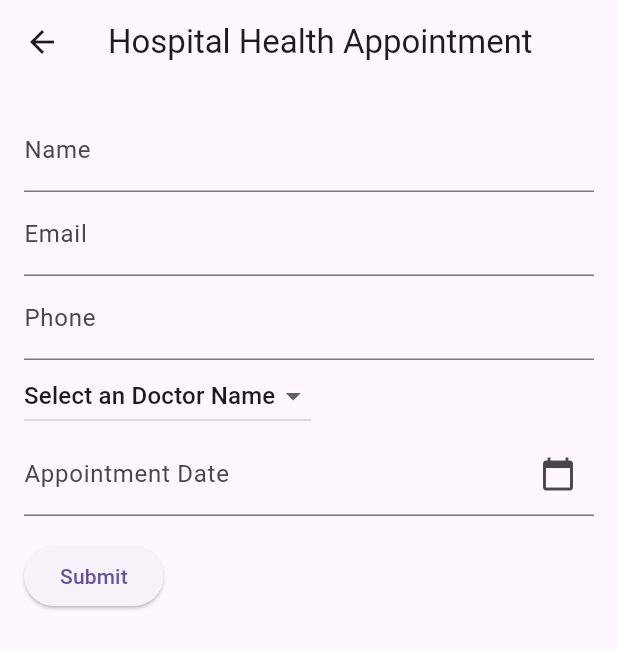
After one commit to MDRifatkhan333/helth_management, a Flutter app: the screen it shows after launch, after a tap on "LOGIN", after a tap on "Appointments", on a phone screen of 412 x 824 dp. The commit adds this screen. Shown: the top 649 px of the screen. Run offline on Flutter 3.47's test engine with Material 3 defaults, Android fonts, the phone set to English and light mode, and no system bars; our stand-ins replace connectivity, flutter_svg, fluttertoast, get; network calls fail.

Commit message:
before defance

```diff
--- a/lib/constants/images.dart
+++ b/lib/constants/images.dart
@@ -1,2 +1,4 @@
 const login_image = "assets/images/login_image.svg";
 const signup_image = "assets/images/signup_image.svg";
+const phone = "assets/images/phone-call.svg";
+const bg = "assets/images/bg.jpg";
--- /dev/null
+++ b/lib/form/appoinment.dart
@@ -0,0 +1,148 @@
+import 'package:flutter/material.dart';
+
+class Appoinmentform extends StatefulWidget {
+  const Appoinmentform({super.key});
+  @override
+  State<Appoinmentform> createState() => _AppoinmentformState();
+}
+
+class _AppoinmentformState extends State<Appoinmentform> {
+  final _formKey = GlobalKey<FormState>();
+
+  TextEditingController _nameController = TextEditingController();
+  TextEditingController _emailController = TextEditingController();
+  TextEditingController _phoneController = TextEditingController();
+  TextEditingController _dateController = TextEditingController();
+  @override
+  Widget build(BuildContext context) {
+    return Scaffold(
+      appBar: AppBar(
+        title: Text('Hospital Health Appointment'),
+      ),
+      body: Padding(
+        padding: EdgeInsets.all(16.0),
+        child: Form(
+          key: _formKey,
+          child: Column(
+            crossAxisAlignment: CrossAxisAlignment.start,
+            children: <Widget>[
+              TextFormField(
+                controller: _nameController,
+                validator: (value) {
+                  if (value!.isEmpty) {
+                    return 'Please enter your name';
+                  }
+                  return null;
+                },
+                decoration: InputDecoration(
+                  labelText: 'Name',
+                ),
+              ),
+              TextFormField(
+                controller: _emailController,
+                validator: (value) {
+                  if (value!.isEmpty) {
+                    return 'Please enter your email';
+                  }
+                  // You can add more sophisticated email validation if needed
+                  return null;
+                },
+                decoration: InputDecoration(
+                  labelText: 'Email',
+                ),
+              ),
+              TextFormField(
+                controller: _phoneController,
+                validator: (value) {
+                  if (value!.isEmpty) {
+                    return 'Please enter your phone number';
+                  }
+                  // You can add more sophisticated phone number validation if needed
+                  return null;
+                },
+                decoration: InputDecoration(
+                  labelText: 'Phone',
+                ),
+              ),
+              Column(
+                children: [
+                  DropdownWidget(),
+                ],
+              ),
+              TextFormField(
+                controller: _dateController,
+                validator: (value) {
+                  if (value!.isEmpty) {
+                    return 'Please select appointment date';
+                  }
+                  // You can add more sophisticated date validation if needed
+                  return null;
+                },
+                decoration: InputDecoration(
+                  labelText: 'Appointment Date',
+                  suffixIcon: IconButton(
+                    icon: Icon(Icons.calendar_today),
+                    onPressed: () {
+                      // Implement date picker
+                    },
+                  ),
+                ),
+              ),
+              const SizedBox(height: 16.0),
+              ElevatedButton(
+                onPressed: () {
+                  if (_formKey.currentState!.validate()) {
+                    // Process form data
+                  }
+                },
+                child: const Text('Submit'),
+              ),
+            ],
+          ),
+        ),
+      ),
+    );
+  }
+}
+
+class DropdownWidget extends StatefulWidget {
+  @override
+  _DropdownWidgetState createState() => _DropdownWidgetState();
+}
+
+class _DropdownWidgetState extends State<DropdownWidget> {
+  late String _selectedItem;
+
+  @override
+  void initState() {
+    super.initState();
+    // Initialize _selectedItem with the first item in the list
+    _selectedItem = 'Select an Doctor Name';
+  }
+
+  @override
+  Widget build(BuildContext context) {
+    return DropdownButton<String>(
+      value: _selectedItem,
+      onChanged: (String? newValue) {
+        if (newValue != null) {
+          setState(() {
+            _selectedItem = newValue;
+          });
+        }
+      },
+      items: <String>[
+        'Select an Doctor Name',
+        'Dr. ABC',
+        'Dr. XYZ',
+        'Dr. PQR',
+        'Dr. LMN',
+      ].map<DropdownMenuItem<String>>((String value) {
+        return DropdownMenuItem<String>(
+          value: value,
+          child: Text(value),
+        );
+      }).toList(),
+    );
+  }
+}
--- a/lib/main.dart
+++ b/lib/main.dart
@@ -1,4 +1,7 @@
+import 'dart:async';
 import 'package:flutter/material.dart';
+import 'package:flutter_svg/svg.dart';
+import 'package:helth_management/constants/images.dart';
 import 'package:helth_management/screens/LoginPage.dart';
 import 'package:helth_management/widgets/DashboardTiles.dart';
 
@@ -7,21 +10,116 @@ void main() {
 }
 
 class MyApp extends StatelessWidget {
-  // This widget is the root of your application.
   @override
   Widget build(BuildContext context) {
     return MaterialApp(
-      title: 'Flutter Demo',
+      debugShowCheckedModeBanner: false,
+      title: 'Health Management App',
       theme: ThemeData(
-          primarySwatch: Colors.pink,
-          primaryColor: Colors.deepPurple,
-          visualDensity: VisualDensity.adaptivePlatformDensity,
-          fontFamily: 'Poppins'),
-      home: DashboardTiles(
-        username: 'John Doe',
-        userId: '1',
+        primarySwatch: Colors.blue,
       ),
-      debugShowCheckedModeBanner: false,
+      home: SplashScreen(),
     );
   }
 }
+
+class SplashScreen extends StatefulWidget {
+  @override
+  _SplashScreenState createState() => _SplashScreenState();
+}
+
+class _SplashScreenState extends State<SplashScreen> {
+  @override
+  void initState() {
+    super.initState();
+    Timer(Duration(seconds: 3), () {
+      // Navigate to the next screen after 3 seconds
+      Navigator.of(context).pushReplacement(
+        MaterialPageRoute(
+          builder: (context) => LoginPage(),
+          // builder: (context) => const DashboardTiles(
+          //   username: 'E-CARE',
+          //   userId: '1',
+          // ),
+        ),
+      );
+    });
+  }
+
+  @override
+  Widget build(BuildContext context) {
+    return Scaffold(
+      backgroundColor: Colors.blue,
+      body: Container(
+        decoration: BoxDecoration(
+          image: DecorationImage(
+            image: AssetImage(bg),
+            fit: BoxFit.cover,
+          ),
+        ),
+        child: Center(
+          child: Column(
+            mainAxisAlignment: MainAxisAlignment.center,
+            children: [
+              //FlutterLogo(size: 100),
+              SizedBox(height: 20),
+              Text(
+                'Welcome to ',
+                style: TextStyle(
+                  color: Colors.white,
+                  fontSize: 14,
+                  fontWeight: FontWeight.bold,
+                ),
+              ),
+
+              Text(
+                'Hospital  Management App!',
+                style: TextStyle(
+                  color: Color.fromARGB(255, 91, 57, 214),
+                  fontSize: 24,
+                  fontWeight: FontWeight.bold,
+                ),
+              ),
+              SizedBox(height: 10),
+              Row(
+                mainAxisAlignment: MainAxisAlignment.center,
+                children: [
+                  SvgPicture.asset(
+                    phone,
+                    height: 25,
+                  ),
+                  Text(
+                    '  123-456-7890',
+                    style: TextStyle(
+                      color: Colors.white,
+                      fontSize: 16,
+                      fontWeight: FontWeight.bold,
+                    ),
+                  ),
+                ],
+              ),
+
+              CircularProgressIndicator(
+                valueColor: AlwaysStoppedAnimation<Color>(Colors.white),
+              ),
+            ],
+          ),
+        ),
+      ),
+    );
+  }
+}
+
+class HomeScreen extends StatelessWidget {
+  @override
+  Widget build(BuildContext context) {
+    return Scaffold(
+      appBar: AppBar(
+        title: Text('Home Screen'),
+      ),
+      body: Center(
+        child: Text('Welcome to Home Screen!'),
+      ),
+    );
+  }
+}
--- a/lib/widgets/DashboardTiles.dart
+++ b/lib/widgets/DashboardTiles.dart
@@ -1,5 +1,7 @@
 import 'package:flutter/material.dart';
 import 'package:helth_management/constants/colors.dart';
+import 'package:helth_management/form/LabTestList.dart';
+import 'package:helth_management/form/appoinment.dart';
 import 'package:helth_management/screens/Appointments.dart';
 import 'package:helth_management/screens/History.dart';
 import 'package:helth_management/screens/LabReports.dart';
@@ -28,7 +30,7 @@ class _DashboardTilesState extends State<DashboardTiles> {
       children: <Widget>[
         Container(
           decoration: BoxDecoration(
-              gradient: LinearGradient(
+              gradient: const LinearGradient(
                   colors: [
                     Colors.purple,
                     Colors.pinkAccent,
@@ -45,13 +47,13 @@ class _DashboardTilesState extends State<DashboardTiles> {
             mainAxisAlignment: MainAxisAlignment.center,
             children: [
               Text(
-                'Welcome ${widget.username},',
-                style: TextStyle(
+                'Welcome ${widget.username}',
+                style: const TextStyle(
                     fontSize: 30,
                     fontWeight: FontWeight.w500,
                     color: Colors.white),
               ),
-              Row(
+              const Row(
                 mainAxisAlignment: MainAxisAlignment.center,
                 children: [
                   Text(
@@ -77,11 +79,8 @@ class _DashboardTilesState extends State<DashboardTiles> {
               children: <Widget>[
                 GestureDetector(
                   onTap: () {
-                    Navigator.push(
-                        context,
-                        MaterialPageRoute(
-                            builder: (_) =>
-                                Appointments(userId: widget.userId)));
+                    Navigator.push(context,
+                        MaterialPageRoute(builder: (_) => Appoinmentform()));
                   },
                   child: Card(
                     margin: const EdgeInsets.all(10),
@@ -93,7 +92,8 @@ class _DashboardTilesState extends State<DashboardTiles> {
                         crossAxisAlignment: CrossAxisAlignment.center,
                         mainAxisAlignment: MainAxisAlignment.spaceEvenly,
                         children: [
-                          Icon(Icons.home, size: 50, color: primaryColor),
+                          Icon(Icons.note_alt_rounded,
+                              size: 50, color: primaryColor),
                           Text(
                             'Appointments',
                             style: TextStyle(
@@ -107,9 +107,12 @@ class _DashboardTilesState extends State<DashboardTiles> {
                 GestureDetector(
                   onTap: () {
                     Navigator.push(
-                        context,
-                        MaterialPageRoute(
-                            builder: (_) => LabTests(userId: widget.userId)));
+                      context,
+                      MaterialPageRoute(
+                        // builder: (_) => LabTests(userId: widget.userId),
+                        builder: (_) => HealthLabTestList(),
+                      ),
+                    );
                   },
                   child: Card(
                     margin: const EdgeInsets.all(10),
@@ -121,7 +124,8 @@ class _DashboardTilesState extends State<DashboardTiles> {
                         crossAxisAlignment: CrossAxisAlignment.center,
                         mainAxisAlignment: MainAxisAlignment.spaceEvenly,
                         children: [
-                          Icon(Icons.home, size: 50, color: primaryColor),
+                          Icon(Icons.local_pharmacy,
+                              size: 50, color: primaryColor),
                           Text(
                             'Lab Tests',
                             style: TextStyle(
@@ -135,22 +139,23 @@ class _DashboardTilesState extends State<DashboardTiles> {
                 GestureDetector(
                   onTap: () {
                     Navigator.push(
-                        context,
-                        MaterialPageRoute(
-                            builder: (_) => Payable(userId: widget.userId)));
+                      context,
+                      MaterialPageRoute(
+                        builder: (_) => Payable(userId: widget.userId),
+                      ),
+                    );
                   },
-                  child: Card(
-                    margin: const EdgeInsets.all(10),
+                  child: const Card(
+                    margin: EdgeInsets.all(10),
                     color: cardColor,
                     elevation: 5.0,
                     child: Padding(
-                      padding: const EdgeInsets.all(8.0),
+                      padding: EdgeInsets.all(8.0),
                       child: Column(
                         crossAxisAlignment: CrossAxisAlignment.center,
                         mainAxisAlignment: MainAxisAlignment.spaceEvenly,
                         children: [
-                          Icon(Icons.monetization_on,
-                              size: 50, color: primaryColor),
+                          Icon(Icons.payment, size: 50, color: primaryColor),
                           Text(
                             'Payable',
                             style: TextStyle(
@@ -179,7 +184,7 @@ class _DashboardTilesState extends State<DashboardTiles> {
                         crossAxisAlignment: CrossAxisAlignment.center,
                         mainAxisAlignment: MainAxisAlignment.spaceEvenly,
                         children: [
-                          Icon(Icons.home, size: 50, color: primaryColor),
+                          Icon(Icons.medication, size: 50, color: primaryColor),
                           Text(
                             'Prescriptions',
                             style: TextStyle(
@@ -207,7 +212,8 @@ class _DashboardTilesState extends State<DashboardTiles> {
                         crossAxisAlignment: CrossAxisAlignment.center,
                         mainAxisAlignment: MainAxisAlignment.spaceEvenly,
                         children: [
-                          Icon(Icons.home, size: 50, color: primaryColor),
+                          Icon(Icons.history_sharp,
+                              size: 50, color: primaryColor),
                           Text(
                             'History',
                             style: TextStyle(
@@ -235,9 +241,10 @@ class _DashboardTilesState extends State<DashboardTiles> {
                         crossAxisAlignment: CrossAxisAlignment.center,
                         mainAxisAlignment: MainAxisAlignment.spaceEvenly,
                         children: [
-                          Icon(Icons.home, size: 50, color: primaryColor),
+                          Icon(Icons.receipt_long,
+                              size: 50, color: primaryColor),
                           Text(
-                            'Downloads',
+                            'About Us',
                             style: TextStyle(
                                 fontSize: 16, fontWeight: FontWeight.w500),
                           )
--- a/pubspec.yaml
+++ b/pubspec.yaml
@@ -36,6 +36,7 @@ dependencies:
   # Use with the CupertinoIcons class for iOS style icons.
   cupertino_icons: ^1.0.2
   http: ^1.2.0
+  get: ^4.6.6
   flutter_svg: ^2.0.9
   fluttertoast: ^8.2.4
   connectivity: ^3.0.6
```
Also changed, not shown: lib/form/LabTestList.dart (added, +60 -0 lines), lib/form/labTestAoinment.dart (added, +121 -0 lines), lib/screens/LoginPage.dart (+30 -23 lines), lib/screens/splashScreen/splashScreen.dart (added, +55 -0 lines), lib/screens/splashScreen/widget/healthManagementLogo.dart (added, +14 -0 lines), assets/images/bg.jpg (added), assets/images/hospital.svg (added), assets/images/phone-call.svg (added), pubspec.lock.
